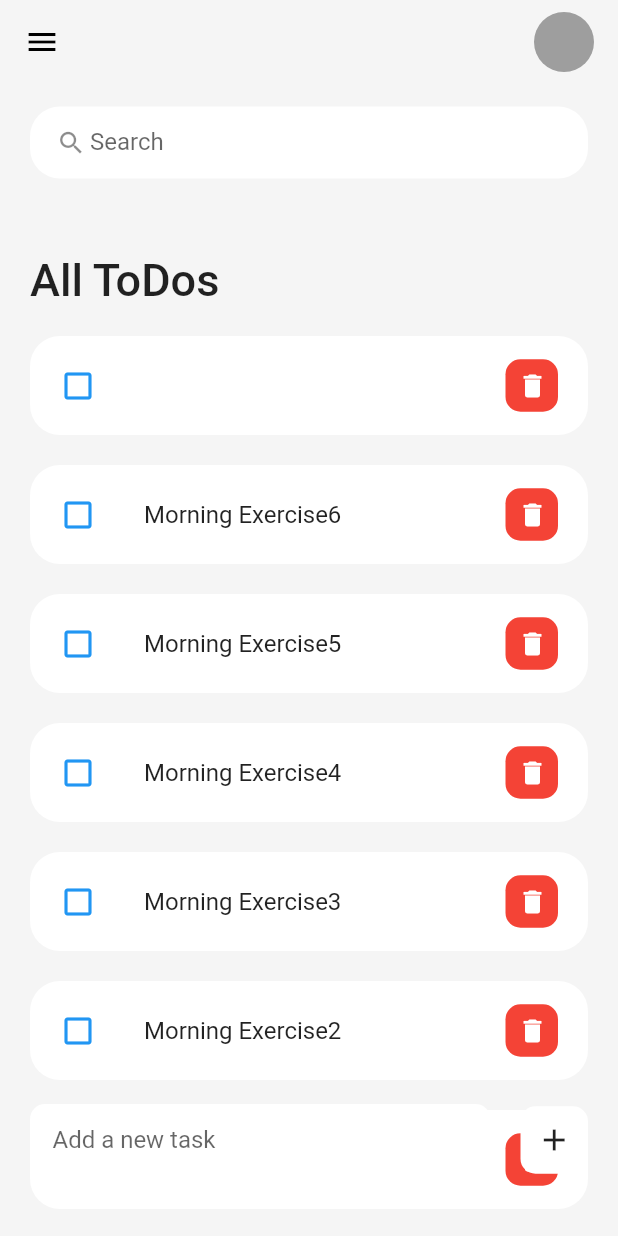
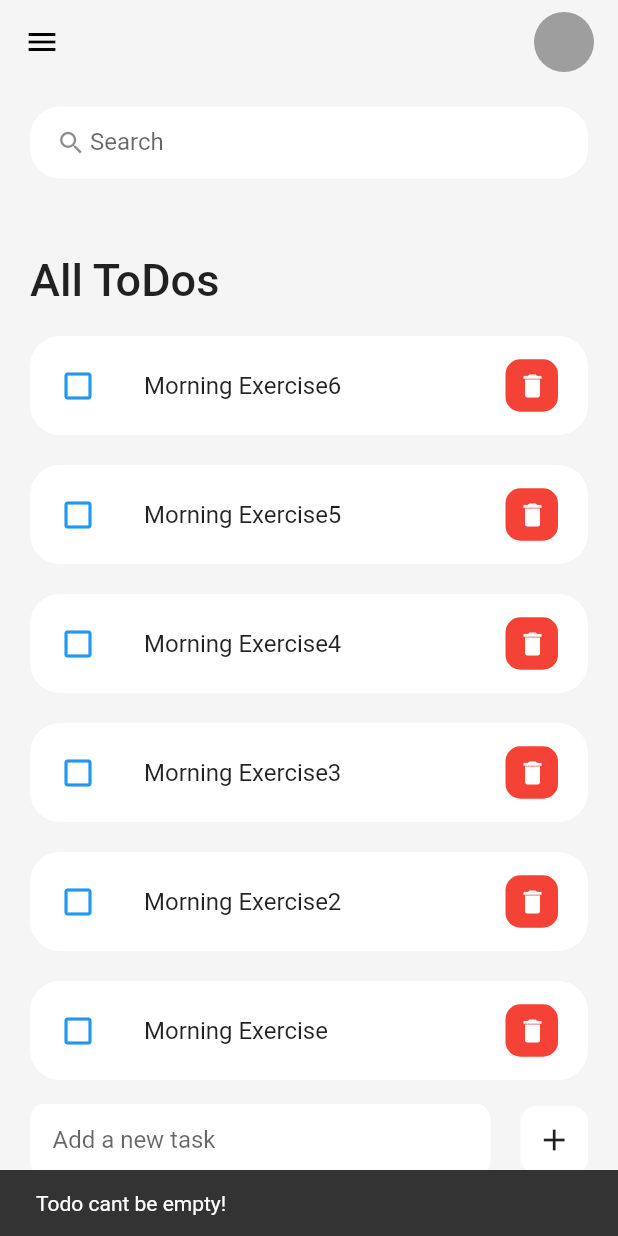
Before and after one commit to TheAbror/Flutter, a Flutter app: the screen it shows after launch, after a tap on the "add" icon, on a phone screen of 412 x 824 dp. Run offline on Flutter 3.47's test engine with Material 2 defaults, Android fonts, the phone set to English and light mode, and no system bars.

Commit message:
todo cant be empty

```diff
--- a/lib/home/home_page.dart
+++ b/lib/home/home_page.dart
@@ -52,12 +52,20 @@ class _HomeState extends State<Home> {
 
   void _addTodoItem(String todo) {
     setState(() {
+      if (todo.isEmpty) {
+        ScaffoldMessenger.of(context).showSnackBar(
+          const SnackBar(
+            content: Text('Todo cant be empty!'),
+          ),
+        );
+      } else {
         todoList.add(
           TodoModel(
             id: DateTime.now().millisecondsSinceEpoch.toString(),
             todoText: todo,
           ),
         );
+      }
     });
     _todoController.clear();
   }
@@ -85,11 +93,20 @@ class _HomeState extends State<Home> {
                       borderRadius: BorderRadius.circular(10),
                     ),
                     child: TextField(
+                      cursorColor: Colors.grey.shade900,
                       controller: _todoController,
-                      decoration: const InputDecoration(
-                        contentPadding: EdgeInsets.symmetric(horizontal: 15),
+                      decoration: InputDecoration(
+                        contentPadding: const EdgeInsets.symmetric(horizontal: 15),
                         hintText: 'Add a new task',
                         border: InputBorder.none,
+                        focusColor: Colors.grey.shade900,
+                        hoverColor: Colors.grey.shade900,
+                        focusedBorder: OutlineInputBorder(
+                          borderSide: BorderSide(
+                            color: Colors.grey.shade900,
+                          ),
+                          borderRadius: BorderRadius.circular(10),
+                        ),
                       ),
                     ),
                   ),
```
Lines whose indentation alone changed are shown as unchanged.
